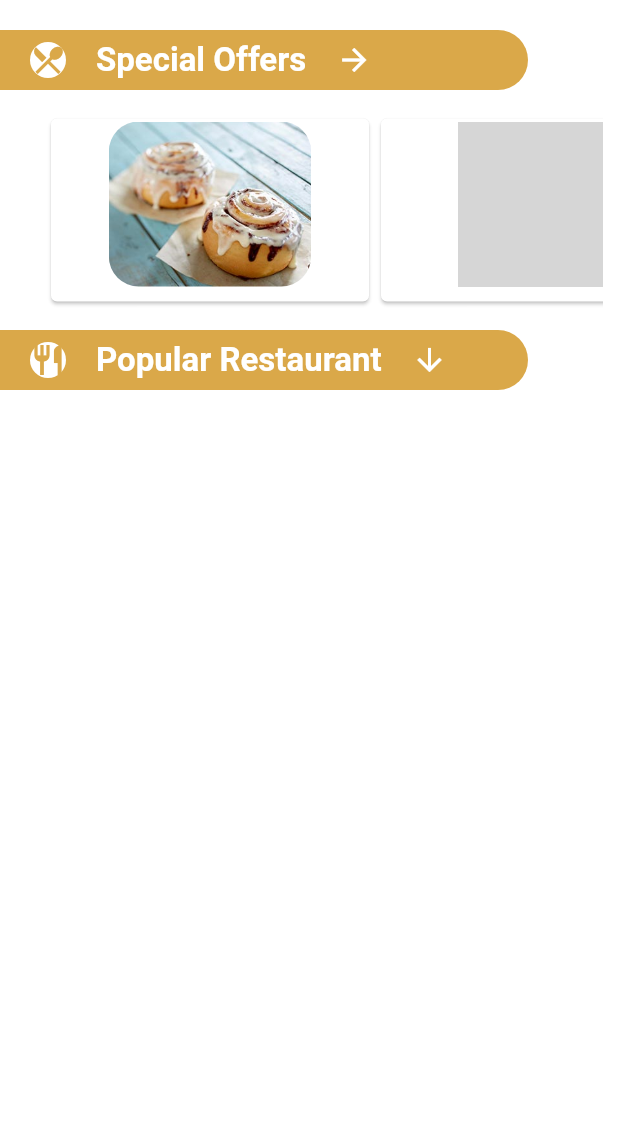
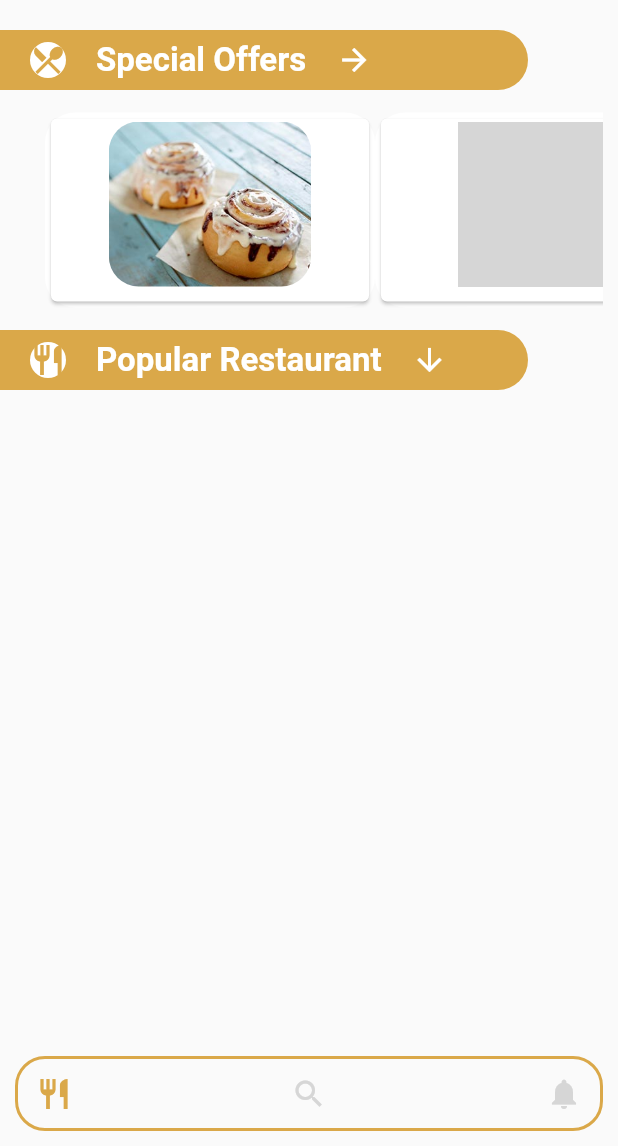
Before and after one commit to bryanbauzon/Food-Delivery-UI-Challlenge-Flutter, a Flutter app: the Restaurant screen opened directly with empty values, after a tap on the "arrow back" icon, on a phone screen of 412 x 824 dp, the part 90-1236 px from its top. Run offline on Flutter 3.47's test engine with Material 2 defaults, Android fonts, the phone set to English and light mode, and no system bars; our stand-ins replace badges, sqflite; accounts and stored records are empty; grey boxes are pictures that could not be loaded.

Commit message:
Added new screens

```diff
--- a/lib/common/app-commons.dart
+++ b/lib/common/app-commons.dart
@@ -16,7 +16,7 @@ class AppCommons{
   static Color white = Color(0xffffffff);
   static Color pinDrop = Color(0xFFeb2d0e);
   static Color searchIcon = Color(0XFF343434);
-  static Color grey = Color(0XFFf0f0f0);
+  static Color grey = Color(0XFFd6d6d6);
 
   //Images
     static String cabalenIP = "images/cabalen.jpg";
--- a/lib/common/app-widgets.dart
+++ b/lib/common/app-widgets.dart
@@ -4,6 +4,7 @@ import 'package:flutter/material.dart';
 import 'package:food_delivery_ui_challenge/common/app-commons.dart';
 import 'package:food_delivery_ui_challenge/model/user.dart';
 import 'package:food_delivery_ui_challenge/screen/homepage.dart';
+import 'package:food_delivery_ui_challenge/screen/init.dart';
 
 class AppWidgets{
   AppWidgets();
@@ -29,7 +30,7 @@ class AppWidgets{
                     IconButton(icon: Icon(isMainScreen?Icons.short_text:Icons.arrow_back,color:AppCommons.white),
                      onPressed:(){
                         Navigator.push(context,
-                            MaterialPageRoute(builder: (_)=>HomePage(title: AppCommons.appName,user: user,))
+                            MaterialPageRoute(builder: (_)=>Init(title: AppCommons.appName,user: user,))
                         );
                      } ),
                      Text(AppCommons.appName,
--- a/lib/screen/homepage.dart
+++ b/lib/screen/homepage.dart
@@ -44,7 +44,8 @@ var dbHelper;
     dbHelper = DBHelper();
     restaurantList = dbHelper.getRestaurantList();
 
-
+    print("ID:::::::::::");
+    print(widget.user.id);
      favoriteCount = dbHelper.favoriteCount(widget.user.id);
              favoriteCount.then((value){
               setState(() {
@@ -68,16 +69,7 @@ var dbHelper;
   }
   refreshBasketCount();
 
-    return WillPopScope(child: Scaffold(
-      key: scaffoldKey,
-      backgroundColor: AppCommons.white,
-      body: Column(
-        children: <Widget>[
-        AppWidgets().foodAppBar(context, true,basketCount,favCount,widget.user),
-          Expanded(
-            child:Container(
-              height:MediaQuery.of(context).size.height,
-              child:Column(
+    return Column(
                 children:[
                   Align(
             alignment: Alignment.centerLeft,
@@ -215,12 +207,7 @@ var dbHelper;
           )
 
                 ]
-              )
-            )
-          )
-        ],
-      ),
-    ), onWillPop: ()async=>false);
+              );
   }
   Widget popularRestaurant(String name,String image, String tag,double ratings)=>
             Padding(
--- a/lib/screen/init.dart
+++ b/lib/screen/init.dart
@@ -1,13 +1,16 @@
 import 'package:flutter/material.dart';
+import 'package:food_delivery_ui_challenge/common/app-commons.dart';
 import 'package:food_delivery_ui_challenge/common/app-widgets.dart';
 import 'package:food_delivery_ui_challenge/database/dbHelper.dart';
 import 'package:food_delivery_ui_challenge/model/user.dart';
 import 'package:food_delivery_ui_challenge/screen/homepage.dart';
+import 'package:food_delivery_ui_challenge/screen/profile.dart';
+import 'package:food_delivery_ui_challenge/screen/search.dart';
 
 class Init extends StatefulWidget{
 
   final String title;
-  final User user;
+    User user;
 
   Init({
     Key key,
@@ -20,18 +23,19 @@ class Init extends StatefulWidget{
 }
 class _InitState extends State<Init>{
   static String title;
-  static User user;
+
   int basketCount = 0;
   int favCount = 0;
   Future<int> orderedCount;
   Future<int> favoriteCount;
   var dbHelper;
+  int _selectedIndex = 0;
+  int currenIndex = 0;
 
   @override
   void initState(){
       super.initState();
       title = widget.title;
-      user = widget.user;
       dbHelper = DBHelper();
       orderedCount = dbHelper.orderedCount(widget.user.id);
       orderedCount.then((value){
@@ -45,21 +49,92 @@ class _InitState extends State<Init>{
       print(basketCount);
       print("FAVORITE COUNT = ");
       print(favCount);
+      _selectedIndex = 0;
+
   }
 
-  List<Widget> _widgetOptions = <Widget>[
-    HomePage(title: title,user: user,),
-  ];
+  void _onItemTapped(int index){
+    setState(() {
+      _selectedIndex = index;
+      currenIndex = _selectedIndex;
+    });
+  }
+
+ Color itemTappedColorChanger(int index){
+    return index == currenIndex?AppCommons.appColor:AppCommons.grey;
+ }
+
 
   @override
   Widget build(BuildContext context) {
+     List<Widget> _widgetOptions = <Widget>[
+    HomePage(title: title,user: widget.user,),
+    Search(),
+    Profile()
+  ];
+
+
+  void refreshCounts(){
+     orderedCount = dbHelper.orderedCount(widget.user.id);
+      orderedCount.then((value){
+        setState(() {
+          basketCount = value;
+        });
+      });
+      favoriteCount = dbHelper.favoriteCount(widget.user.id);
+      favoriteCount.then((value){
+        setState(() {
+          favCount = value;
+        });
+      });
+  }
+  refreshCounts();
    return WillPopScope(
      child: Scaffold(
        body: Column(
          children: <Widget>[
               AppWidgets().foodAppBar(context, true,basketCount,favCount,widget.user),
+              Expanded(
+                child: Container(
+                  height: MediaQuery.of(context).size.height,
+                  width: MediaQuery.of(context).size.width,
+                  child: _widgetOptions.elementAt(_selectedIndex),
+                ),
+              )
          ],
        ),
+       bottomNavigationBar: Padding(
+         padding: const EdgeInsets.all(10),
+         child: Container(
+         height: 50,
+         decoration: BoxDecoration(
+           border: Border.all(color:AppCommons.appColor, width:2),
+           borderRadius: BorderRadius.circular(20)
+         ),
+         child: Row(
+           mainAxisAlignment: MainAxisAlignment.spaceBetween,
+           children: <Widget>[
+             IconButton(icon: Icon(
+               (currenIndex == 0)?Icons.restaurant:Icons.home,
+                 color: itemTappedColorChanger(0),
+             ), onPressed: (){
+                  _onItemTapped(0);
+             }),
+             IconButton(icon: Icon(Icons.search,
+                color: itemTappedColorChanger(1),
+             ), onPressed: (){
+                 _onItemTapped(1);
+             }),
+             IconButton(icon: Icon(Icons.notifications,
+                color: itemTappedColorChanger(2),
+             ), onPressed: (){
+                  _onItemTapped(2);
+             })
+           ],
+         ),
+       ),
+
+       )
      ),
      onWillPop: ()async =>false);
   }
--- a/lib/screen/login.dart
+++ b/lib/screen/login.dart
@@ -105,7 +105,7 @@ class _LoginState extends State<Login>{
 
                            Future<User> loginCredentials = dbHelper.checkLoginCredentialsByUsername(username.text);
                            loginCredentials.then((value){
-
+                              print(value.id);
                              FocusScope.of(context).unfocus();
 
                              Future.delayed(Duration(milliseconds: 500),(){
```
Also changed, not shown: lib/screen/profile.dart (added, +19 -0 lines), lib/screen/search.dart (added, +17 -0 lines).
